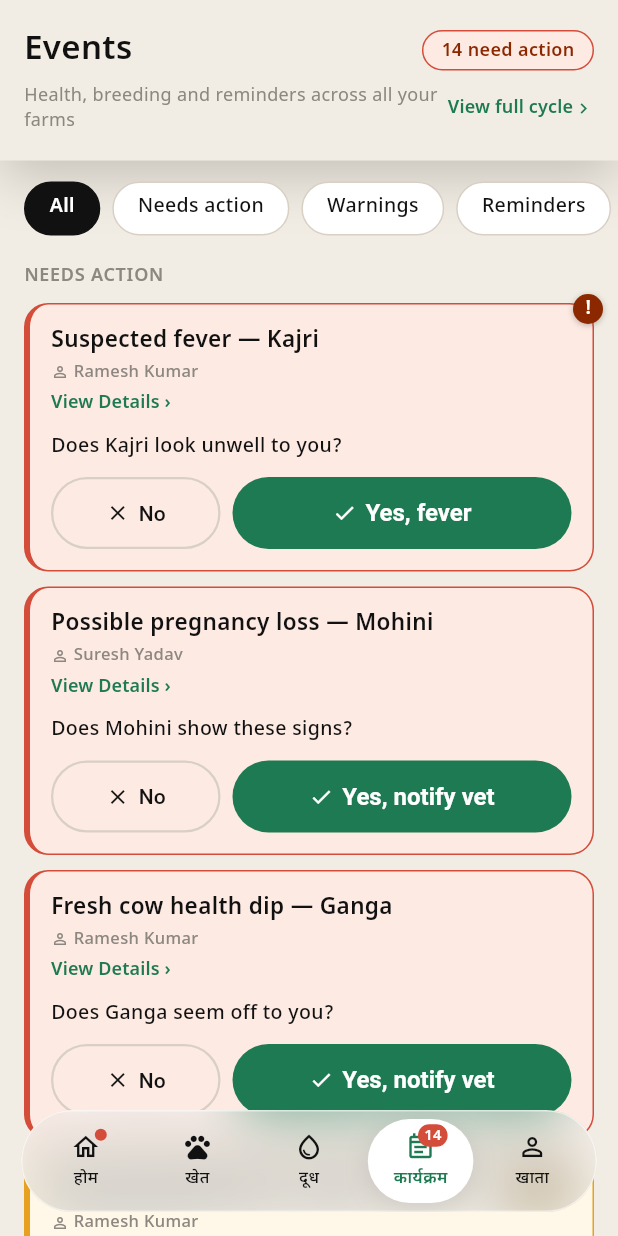
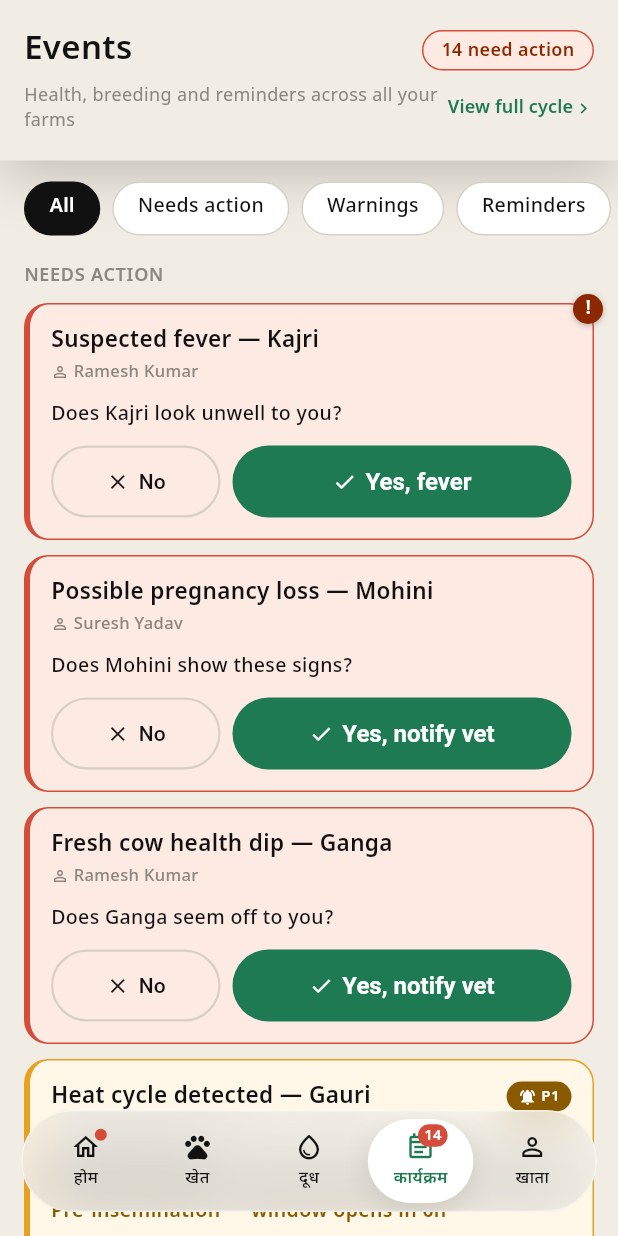
Before and after one commit to vaseey21/Vanix, a Flutter app: the EventsScreen screen opened directly with empty values, on a phone screen of 412 x 824 dp. Run offline on Flutter 3.47's test engine with Material 3 defaults, Android fonts, the phone set to English and light mode, and no system bars.

Commit message:
auto: save changes

```diff
--- a/flutter_app/lib/screens/events_screen.dart
+++ b/flutter_app/lib/screens/events_screen.dart
@@ -2004,14 +2004,6 @@ class _ActionCard extends StatelessWidget {
                         ],
                       ),
                     ),
-                    Padding(
-                      padding: const EdgeInsets.only(top: 4),
-                      child: TextButton(
-                        style: TextButton.styleFrom(padding: EdgeInsets.zero, minimumSize: Size.zero, tapTargetSize: MaterialTapTargetSize.shrinkWrap, alignment: Alignment.centerLeft),
-                        onPressed: () => _openDetails(context),
-                        child: Text('View Details ›', style: TextStyle(fontSize: 12, fontWeight: FontWeight.w600, color: isDark ? VanixColors.greenDeep : VanixColors.greenInk)),
-                      ),
-                    ),
                   ],
                 ),
               ),
```
